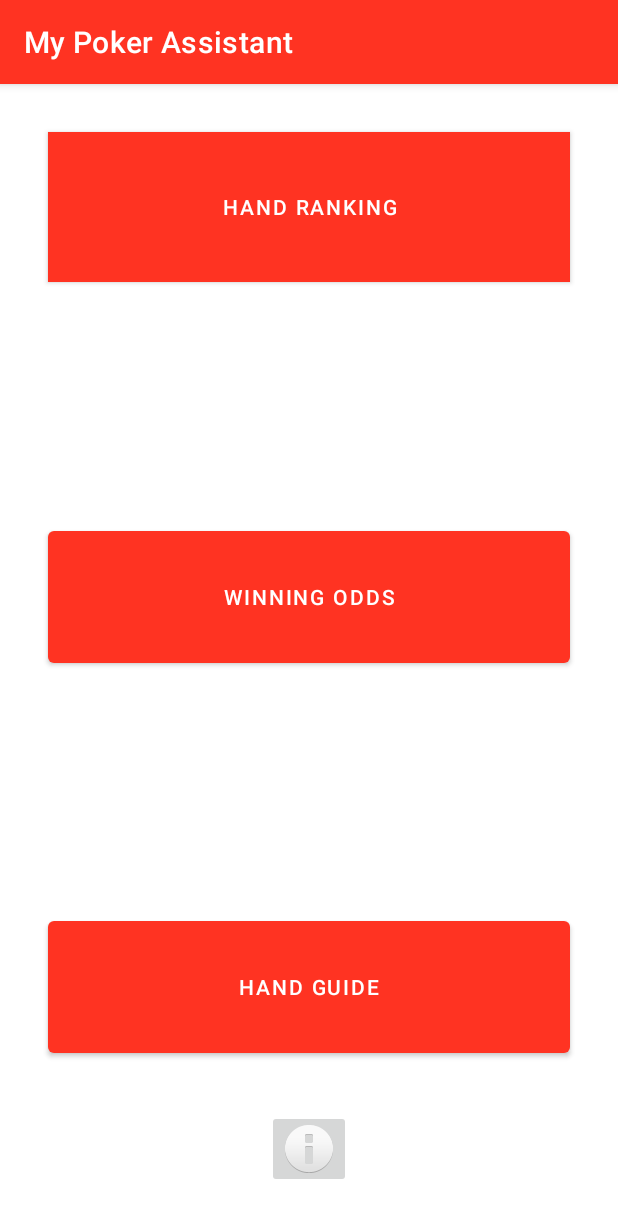
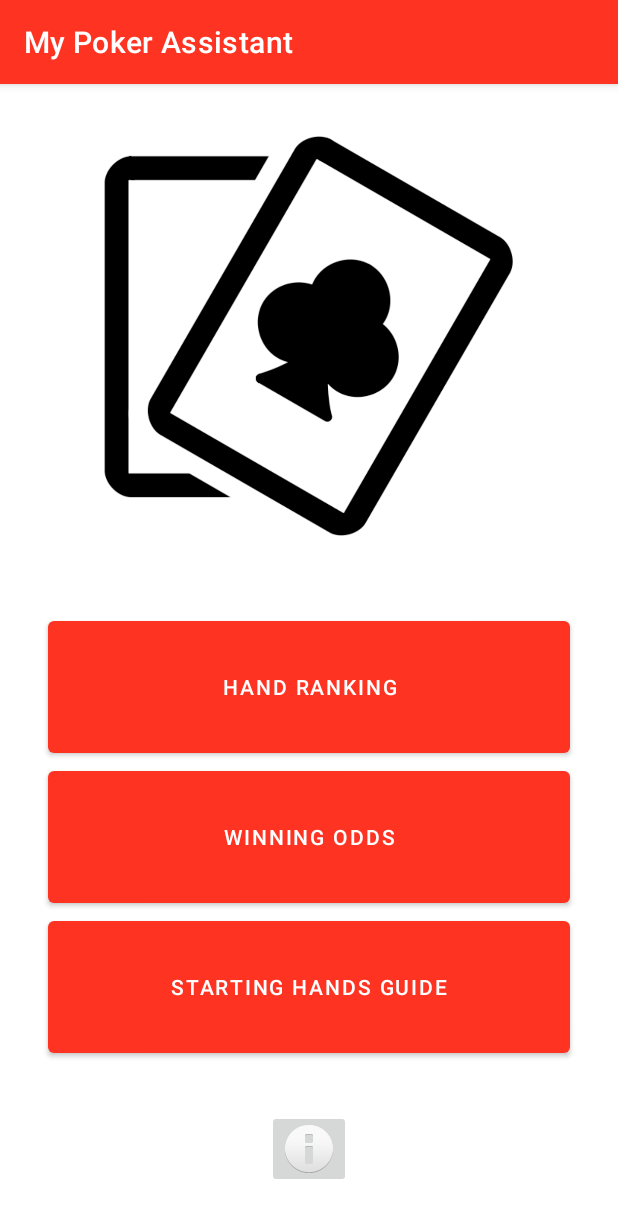
Before and after one commit to FrickTob/Hold-Em-Helper-Android-App, an Android app: the screen it shows after launch (MainActivity), on a phone screen of 412 x 824 dp. Shown: the top 1218 px of the screen. Run offline under Robolectric (Android 15) with nearby library versions, the phone set to English and light mode, and no system bars.

Commit message:
Changes: -Added working info pop ups to all activities that needed one -Added generic logo to main activity -Updated button naming for clarity

```diff
--- a/app/src/main/AndroidManifest.xml
+++ b/app/src/main/AndroidManifest.xml
@@ -14,7 +14,7 @@
         android:theme="@style/Theme.MyPokerAssistant"
         tools:targetApi="31">
         <activity
-            android:name="com.example.mypokerassistant.MyPokerAssistantActivities.HandGuideActivity"
+            android:name="com.example.mypokerassistant.MyPokerAssistantActivities.StartingHandGuideActivity"
             android:parentActivityName="com.example.mypokerassistant.MyPokerAssistantActivities.MainActivity">
             <meta-data
                 android:name="android.support.PARENT_ACTIVITY"
--- a/app/src/main/java/com/example/mypokerassistant/MyPokerAssistantActivities/WinningOddsActivity.java
+++ b/app/src/main/java/com/example/mypokerassistant/MyPokerAssistantActivities/WinningOddsActivity.java
@@ -57,12 +57,10 @@ public class WinningOddsActivity extends AppCompatActivity {
     public void createHelpPopUp() {
         AlertDialog.Builder dialogBuilder;
         AlertDialog dialog;
-        TextView helpPopUpTitle;
         ImageButton closeButton;
 
         dialogBuilder = new AlertDialog.Builder(this);
-        final View helpPopUpView = getLayoutInflater().inflate(R.layout.odds_help_popup, null);
-        helpPopUpTitle = helpPopUpView.findViewById(R.id.oddsPopUpTitle);
+        final View helpPopUpView = getLayoutInflater().inflate(R.layout.popup_winning_odds, null);
         closeButton = helpPopUpView.findViewById(R.id.helpPopUpCloseButton);
 
         dialogBuilder.setView(helpPopUpView);
--- a/app/src/main/res/layout/activity_main.xml
+++ b/app/src/main/res/layout/activity_main.xml
@@ -35,12 +35,11 @@
             android:layout_marginStart="32dp"
             android:layout_marginTop="32dp"
             android:layout_marginEnd="32dp"
-            android:background="@color/black"
             android:text="@string/handRankingButtonMessage"
             app:layout_constraintBottom_toTopOf="@+id/winningOddsButton"
             app:layout_constraintEnd_toEndOf="parent"
             app:layout_constraintStart_toStartOf="parent"
-            app:layout_constraintTop_toTopOf="parent"
+            app:layout_constraintTop_toBottomOf="@id/mainLogo"
             app:layout_constraintVertical_chainStyle="spread_inside" />
 
         <Button
@@ -69,5 +68,19 @@
             app:srcCompat="@android:drawable/ic_dialog_info"
             tools:ignore="ImageContrastCheck" />
 
+        <ImageView
+            android:id="@+id/mainLogo"
+            android:layout_width="0dp"
+            android:layout_height="0dp"
+            android:layout_marginStart="16dp"
+            android:layout_marginTop="16dp"
+            android:layout_marginEnd="16dp"
+            android:contentDescription="@string/logoContentDescription"
+            app:layout_constraintBottom_toTopOf="@id/handRankingButton"
+            app:layout_constraintEnd_toEndOf="parent"
+            app:layout_constraintStart_toStartOf="parent"
+            app:layout_constraintTop_toTopOf="parent"
+            app:srcCompat="@drawable/pokerlogo" />
+
     </androidx.constraintlayout.widget.ConstraintLayout>
 </ScrollView>
--- a/app/src/main/res/layout/activity_winning_odds.xml
+++ b/app/src/main/res/layout/activity_winning_odds.xml
@@ -95,10 +95,12 @@
             android:layout_width="wrap_content"
             android:layout_height="wrap_content"
             android:layout_marginTop="16dp"
-            android:layout_marginEnd="16dp"
+            android:layout_marginBottom="16dp"
             android:contentDescription="@string/oddsHelpButtonContentDescription"
+            app:layout_constraintBottom_toBottomOf="parent"
             app:layout_constraintEnd_toEndOf="parent"
-            app:layout_constraintTop_toTopOf="parent"
+            app:layout_constraintStart_toStartOf="parent"
+            app:layout_constraintTop_toBottomOf="@+id/oddsOutput"
             app:srcCompat="@android:drawable/ic_menu_help"
             tools:ignore="ImageContrastCheck" />
 
--- a/app/src/main/res/values/strings.xml
+++ b/app/src/main/res/values/strings.xml
@@ -5,8 +5,9 @@
     <!-- Main Activity Strings -->
     <string name="handRankingButtonMessage">Hand Ranking</string>
     <string name="winningOddsButtonMessage">Winning Odds</string>
-    <string name="handGuideButtonMessage">Hand Guide</string>
+    <string name="handGuideButtonMessage">Starting Hands Guide</string>
     <string name="infoButtonContent">More Info</string>
+    <string name="logoContentDescription">Poker Logo</string>
 
     <!-- Hand Ranking Activity Strings -->
     <string name="rankingTitle">Poker Hand Rankings</string>
@@ -55,8 +56,12 @@
     <string name="oddsPleaseWaitMessage">Calculating odds&#8230;</string>
 
     <!-- Hand Ranking Activity Strings -->
-    <string name="rankingTitleText">Starting Hand Ranking</string>
+    <string name="rankingTitleText">Starting Hands Guide</string>
     <string name="rankingUserInputHint">Enter Starting Hand Here</string>
     <string name="rankingButtonText">Get Rank</string>
     <string name="rankingInvalidInput">Invalid Hand\nPress ? for Help.</string>
+    <string name="rankingInvalidHand">Invalid Hand</string>
+    <string name="rankingPressForHelp">Press ? for Help</string>
+    <string name="rankingRankText">Rank:</string>
+    <string name="rankingWinPCTText">Win Percent:</string>
 </resources>
```
Also changed, not shown: app/src/main/java/com/example/mypokerassistant/MyPokerAssistantActivities/HandGuideActivity.java (deleted, +0 -50 lines), app/src/main/java/com/example/mypokerassistant/MyPokerAssistantActivities/MainActivity.java (+5 -5 lines), app/src/main/java/com/example/mypokerassistant/MyPokerAssistantActivities/StartingHandGuideActivity.java (added, +81 -0 lines), app/src/main/res/layout/activity_starting_hand_guide.xml (renamed from app/src/main/res/layout/activity_hand_guide.xml, +38 -3 lines), app/src/main/res/layout/popup_starting_hand_guide_info.xml (added, +27 -0 lines), app/src/main/res/drawable/pokerlogo.png (added), app/src/main/res/layout/popup_winning_odds.xml (renamed from app/src/main/res/layout/odds_help_popup.xml).
